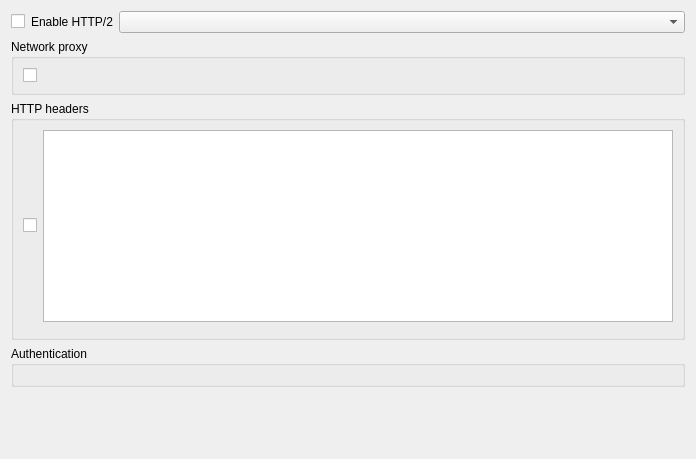
The window that src/librssguard-standard/src/gui/standardfeednetworkdetails.ui (martinrotter/rssguard) describes before a commit, drawn with Qt 5.
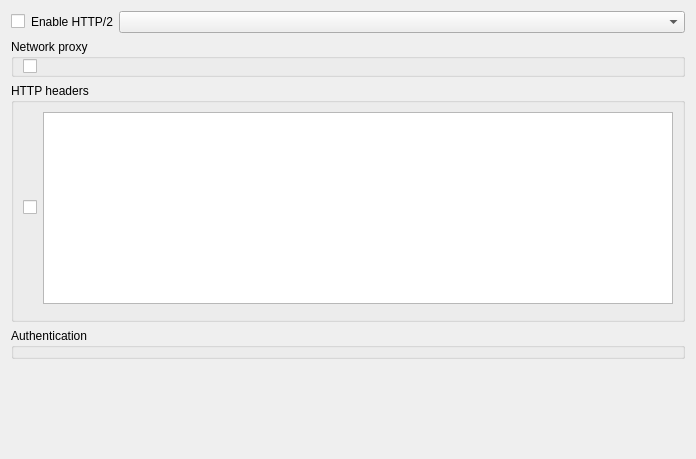
The same window after the commit. Custom widgets are drawn as their Qt base class.

Commit message: bit fixed some margins

What changed in the file:
```diff
--- a/src/librssguard-standard/src/gui/standardfeednetworkdetails.ui
+++ b/src/librssguard-standard/src/gui/standardfeednetworkdetails.ui
@@ -51,6 +51,15 @@
       <string>Network proxy</string>
      </property>
      <layout class="QHBoxLayout" name="horizontalLayout">
+      <property name="topMargin">
+       <number>0</number>
+      </property>
+      <property name="rightMargin">
+       <number>0</number>
+      </property>
+      <property name="bottomMargin">
+       <number>0</number>
+      </property>
       <item>
        <widget class="MultiFeedEditCheckBox" name="m_mcbNetworkProxy"/>
       </item>
@@ -91,6 +100,18 @@
       <string>Authentication</string>
      </property>
      <layout class="QHBoxLayout" name="horizontalLayout_2">
+      <property name="leftMargin">
+       <number>0</number>
+      </property>
+      <property name="topMargin">
+       <number>0</number>
+      </property>
+      <property name="rightMargin">
+       <number>0</number>
+      </property>
+      <property name="bottomMargin">
+       <number>0</number>
+      </property>
       <item>
        <widget class="AuthenticationDetails" name="m_wdgAuthentication" native="true">
         <property name="sizePolicy">
```
Left out of the diff: 2 changed lines with no effect on the pictures.
